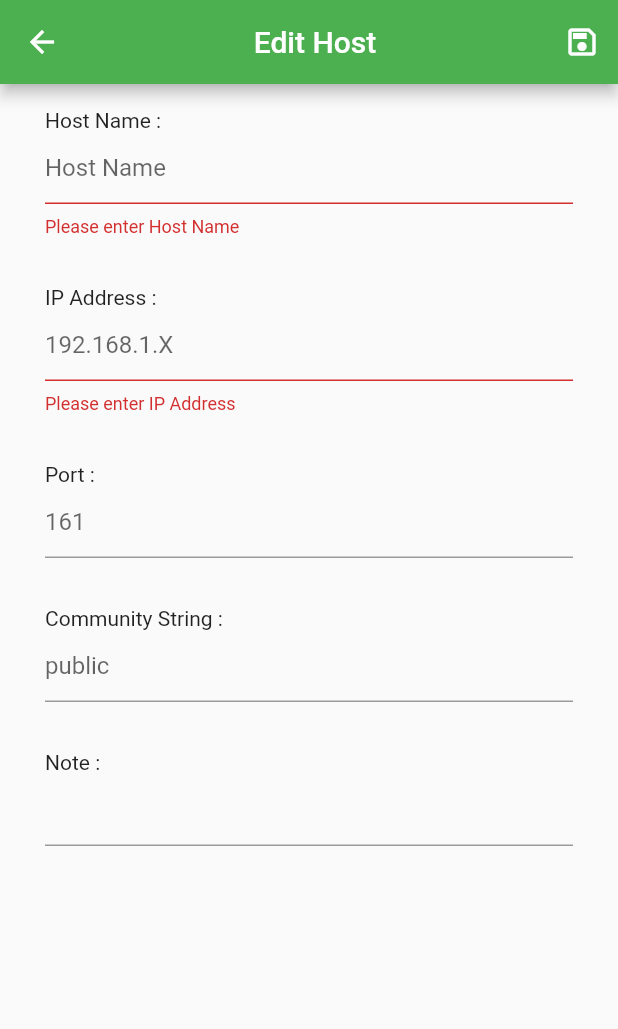
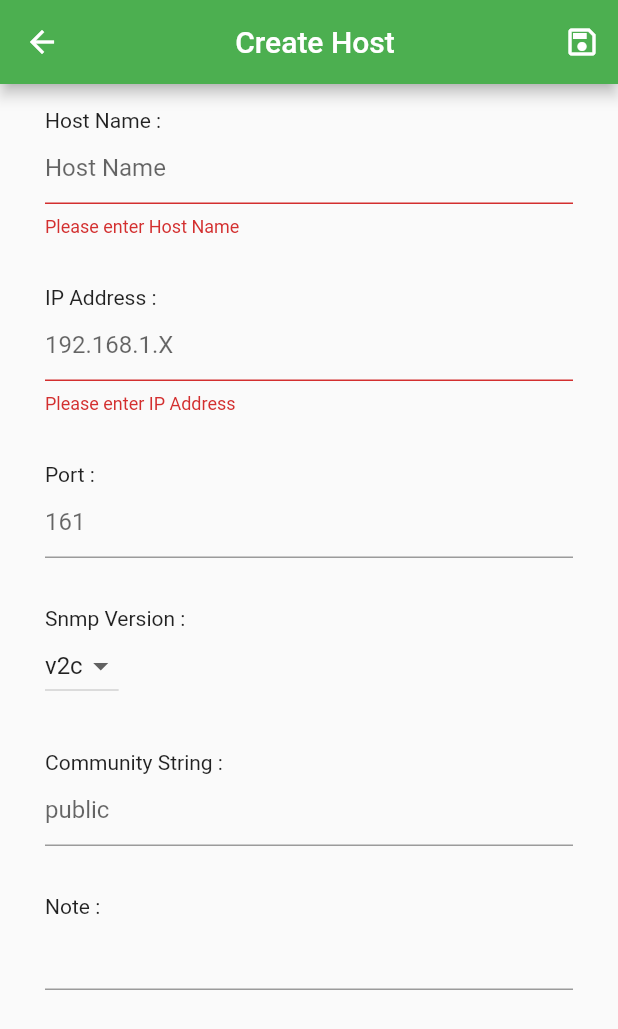
Before and after one commit to MakotoAtsu/SNMP_Browser, a Flutter app: the CreateAndEditHostPage screen opened by its route, after a tap on the "save" icon, on a phone screen of 412 x 824 dp. Shown: the top 1029 px of the screen. Run offline on Flutter 3.47's test engine with Material 2 defaults, Android fonts, the phone set to English and light mode, and no system bars; our stand-ins replace drift, flutter_redux, redux; missing offline and left inert: dart_snmp; accounts and stored records are empty; generated files the repository leaves out were written again.

Commit message:
Added snmpVersion selector

```diff
--- a/lib/widget/Compoments/InputField.dart
+++ b/lib/widget/Compoments/InputField.dart
@@ -12,7 +12,7 @@ class InputField extends StatelessWidget {
   InputField(this.controller, this.title, this.isRequired,
       {this.hintText, this.formatter, this.validator});
 
-  Widget _createPadding(List<Widget> children) => Padding(
+  static Widget createPadding(List<Widget> children) => Padding(
       padding: const EdgeInsets.symmetric(vertical: 16, horizontal: 30),
       child: Column(
         crossAxisAlignment: CrossAxisAlignment.start,
@@ -56,6 +56,6 @@ class InputField extends StatelessWidget {
 
     var titleWidget = Text(title + ' :');
 
-    return _createPadding([titleWidget, textField]);
+    return createPadding([titleWidget, textField]);
   }
 }
--- a/lib/widget/Pages/CreateAndEditHostPage.dart
+++ b/lib/widget/Pages/CreateAndEditHostPage.dart
@@ -18,13 +18,20 @@ class CreateAndEditHostPage extends StatefulWidget {
 class _CreateAndEditHostPage extends State<CreateAndEditHostPage> {
   final GlobalKey<FormState> _formKey = GlobalKey<FormState>();
 
+  int _hostId = -1;
   final TextEditingController _hostNameController = TextEditingController();
   final TextEditingController _ipController = TextEditingController();
   final TextEditingController _portController = TextEditingController();
-  final TextEditingController _versionController = TextEditingController();
   final TextEditingController _communityStringController =
       TextEditingController();
   final TextEditingController _noteController = TextEditingController();
+
+  SnmpVersion _snmpVersion = SnmpVersion.v2c;
+
+  List<DropdownMenuItem<SnmpVersion>> get _snmpVersionItem => const [
+        DropdownMenuItem(child: Text("v1"), value: SnmpVersion.v1),
+        DropdownMenuItem(child: Text("v2c"), value: SnmpVersion.v2c),
+      ];
 
   Widget _getInputForm() {
     var hostNameField = InputField(
@@ -46,6 +53,18 @@ class _CreateAndEditHostPage extends State<CreateAndEditHostPage> {
     var portField = InputField(_portController, 'Port', false,
         hintText: '161', formatter: [FilteringTextInputFormatter.digitsOnly]);
 
+    var snmpVersionDropdown = DropdownButton(
+        value: _snmpVersion,
+        items: _snmpVersionItem,
+        onChanged: (SnmpVersion? value) => setState(() {
+              _snmpVersion = value!;
+            }));
+
+    var versionField = InputField.createPadding([
+      const Text('Snmp Version :'),
+      snmpVersionDropdown,
+    ]);
+
     var communityStringField = InputField(
       _communityStringController,
       'Community String',
@@ -62,6 +81,7 @@ class _CreateAndEditHostPage extends State<CreateAndEditHostPage> {
           hostNameField,
           ipField,
           portField,
+          versionField,
           communityStringField,
           noteField,
         ],
@@ -70,30 +90,33 @@ class _CreateAndEditHostPage extends State<CreateAndEditHostPage> {
   }
 
   @override
-  Widget build(BuildContext context) {
+  void didChangeDependencies() {
+    super.didChangeDependencies();
     dynamic params = ModalRoute.of(context)!.settings.arguments;
 
-    int editIndex = 0;
     if (params != null && params['hostId'] != null) {
       var hosts = StoreProvider.of<AppState>(context).state.hosts;
 
       var listIdx = hosts.indexWhere((x) => x.id == params['hostId']);
 
       var editorHost = hosts[listIdx];
-      editIndex = editorHost.id!;
+      _hostId = editorHost.id!;
 
       _hostNameController.text = editorHost.name!;
       _ipController.text = editorHost.ip!.address;
       _portController.text = editorHost.port.toString();
-      _versionController.text = '2';
+      _snmpVersion = editorHost.version;
       _communityStringController.text = editorHost.readCommunityString;
       _noteController.text = editorHost.note;
     }
+  }
 
+  @override
+  Widget build(BuildContext context) {
     return Scaffold(
       appBar: AppBar(
         title: Center(
-          child: Text((editIndex >= 0 ? 'Edit ' : 'Create ') + 'Host'),
+          child: Text((_hostId >= 0 ? 'Edit ' : 'Create ') + 'Host'),
         ),
         actions: [
           IconButton(
@@ -102,20 +125,20 @@ class _CreateAndEditHostPage extends State<CreateAndEditHostPage> {
               if (!_formKey.currentState!.validate()) return;
 
               var h = HostModel();
-              h.id = editIndex;
+              h.id = _hostId;
               h.ip = InternetAddress.tryParse(_ipController.text);
               h.name = _hostNameController.text;
               h.port = _portController.text.isNotEmpty
                   ? int.parse(_portController.text)
                   : 161;
-              h.version = SnmpVersion.v2c;
+              h.version = _snmpVersion;
               h.readCommunityString = _communityStringController.text.isNotEmpty
                   ? _communityStringController.text
                   : 'public';
 
               h.note = _noteController.text;
 
-              if (editIndex >= 0) {
+              if (_hostId >= 0) {
                 StoreProvider.of<AppState>(context).dispatch(UpdateHostAction(h,
                     onComplete: () => Navigator.of(context).pop()));
               } else {
```
